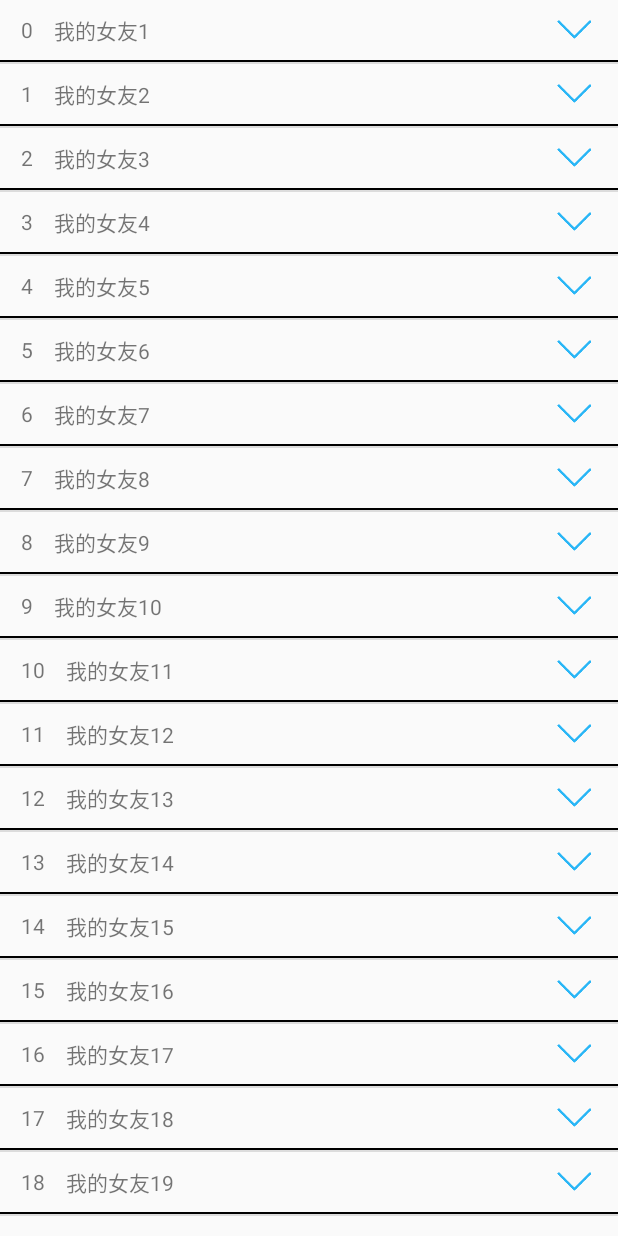
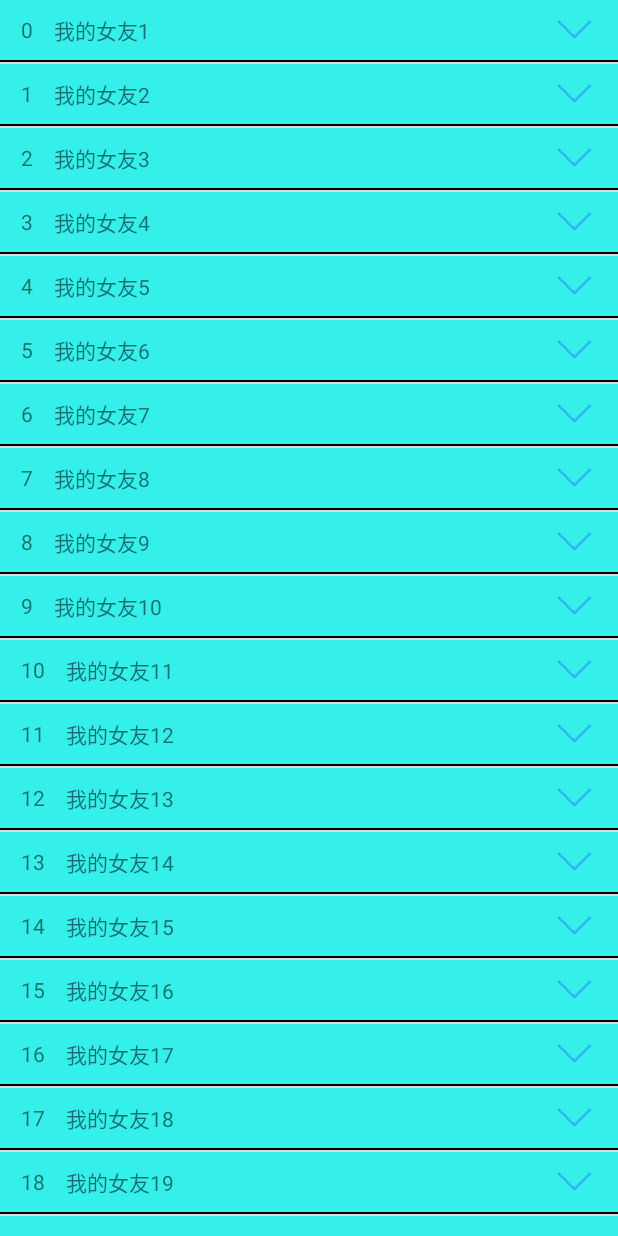
Before and after one commit to JiangAndroidwork/MyProject, an Android app: the screen it shows after launch (Main2Activity), on a phone screen of 412 x 824 dp. Run offline under Robolectric (Android 15) with nearby library versions, the light colour scheme and no system bars.

Commit message:
添加自定义属性

```diff
--- a/diyview/src/main/java/com/laojiang/diyview/weight/OpenItemLayout.java
+++ b/diyview/src/main/java/com/laojiang/diyview/weight/OpenItemLayout.java
@@ -1,6 +1,7 @@
 package com.laojiang.diyview.weight;
 
 import android.content.Context;
+import android.content.res.TypedArray;
 import android.graphics.Canvas;
 import android.support.annotation.Nullable;
 import android.util.AttributeSet;
@@ -34,6 +35,7 @@ public class OpenItemLayout extends LinearLayout {
     private ImageView ivJiantou;
     private int imageId;
     private ImageView imageView;
+    private int titleBackGround;
 
     public OpenItemLayout(Context context) {
         super(context);
@@ -43,8 +45,13 @@ public class OpenItemLayout extends LinearLayout {
     public OpenItemLayout(Context context, @Nullable AttributeSet attrs) {
         super(context, attrs);
         this.context = context;
+        //自定义属性
+        TypedArray ta = context.obtainStyledAttributes(attrs,R.styleable.myView);
+        titleBackGround = ta.getColor(R.styleable.myView_titleBackground, getResources().getColor(R.color.color_1));
+
         LayoutInflater.from(context).inflate(R.layout.linearlayout_open,this);
         init();
+        ta.recycle();
     }
 
     @Override
@@ -77,6 +84,7 @@ public class OpenItemLayout extends LinearLayout {
                 rotateArrow();
             }
        });
+        rlTitle.setBackgroundColor(titleBackGround);
     }
     public  void rotateArrow(){
         int degree = 0;
--- a/diyview/src/main/res/layout/item_adapter_open.xml
+++ b/diyview/src/main/res/layout/item_adapter_open.xml
@@ -1,8 +1,11 @@
 <?xml version="1.0" encoding="utf-8"?>
 <LinearLayout xmlns:android="http://schemas.android.com/apk/res/android"
-    android:orientation="vertical" android:layout_width="match_parent"
+    xmlns:myView="http://schemas.android.com/apk/res-auto"
+    android:orientation="vertical"
+    android:layout_width="match_parent"
     android:layout_height="match_parent">
 <com.laojiang.diyview.weight.OpenItemLayout
+    myView:titleBackground ="#35efeb"
     android:id="@+id/adapter_openItem"
     android:layout_width="match_parent"
     android:layout_height="wrap_content">
```
Also changed, not shown: diyview/src/main/res/values/attr.xml (added, +7 -0 lines).
